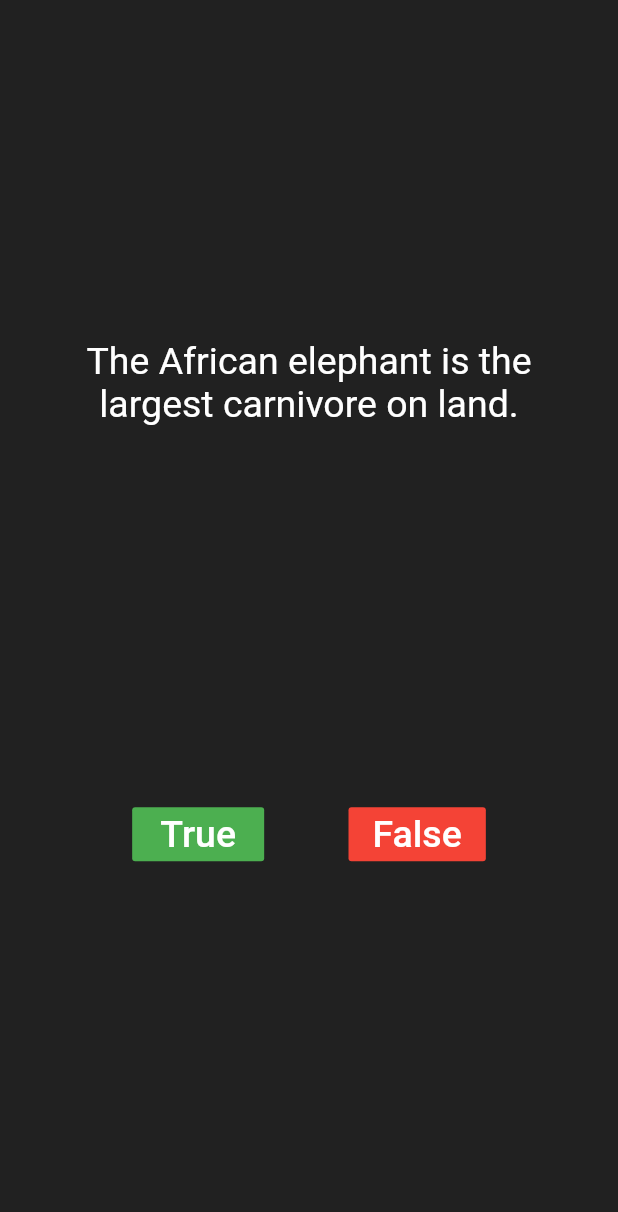
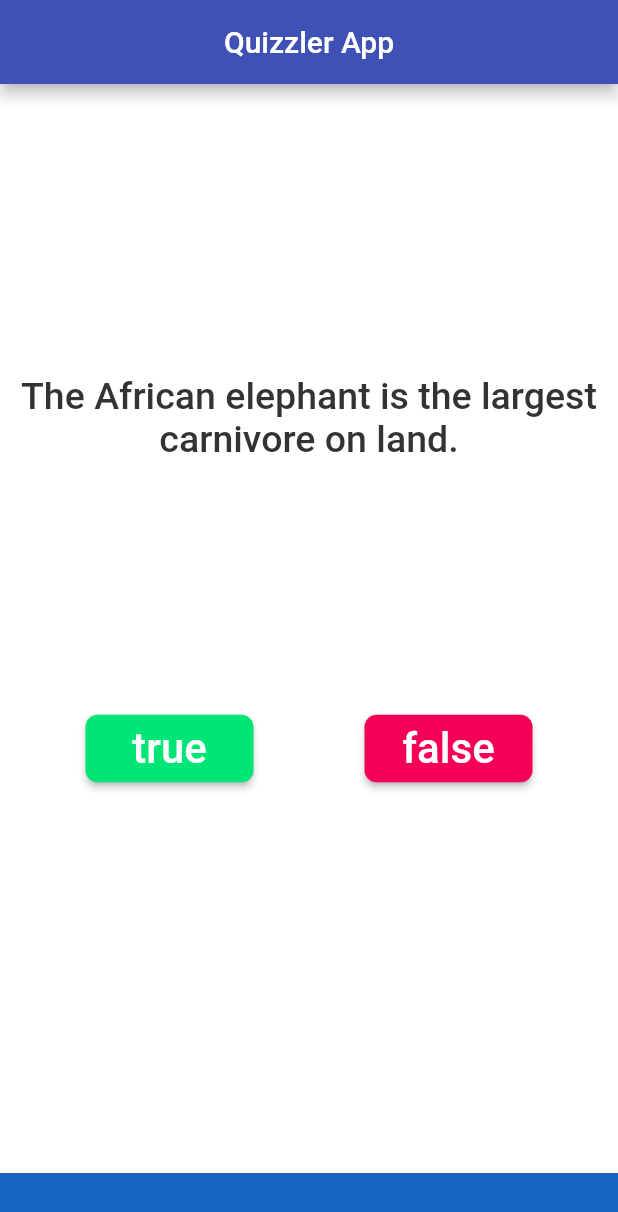
Before and after one commit to HamzaMihfad/quizzller_flutter, a Flutter app: the screen it shows after launch, on a phone screen of 412 x 824 dp. Shown: the top 1212 px of the screen. Run offline on Flutter 3.47's test engine with Material 2 defaults, Android fonts, the phone set to English and light mode, and no system bars; our stand-ins replace audioplayers.

Commit message:
using classes, ui

```diff
--- a/lib/main.dart
+++ b/lib/main.dart
@@ -1,5 +1,10 @@
+import 'package:audioplayers/audio_cache.dart';
+import 'package:audioplayers/audioplayers.dart';
 import 'package:flutter/material.dart';
-import 'question.dart';
+
+import 'quiz_brain.dart';
+
+QuizBrain quizBrain = QuizBrain();
 
 void main() => runApp(Quizzler());
 
@@ -8,7 +13,12 @@ class Quizzler extends StatelessWidget {
   Widget build(BuildContext context) {
     return MaterialApp(
       home: Scaffold(
-        backgroundColor: Colors.grey.shade900,
+        appBar: AppBar(
+          backgroundColor: Color(0xff3F51B5),
+          title: Text('Quizzler App'),
+          centerTitle: true,
+        ),
+        backgroundColor: Colors.white,
         body: SafeArea(
           child: QuizPage(),
         ),
@@ -17,103 +27,152 @@ class Quizzler extends StatelessWidget {
   }
 }
 
-
 class QuizPage extends StatefulWidget {
   @override
   _QuizPageState createState() => _QuizPageState();
 }
 
 class _QuizPageState extends State<QuizPage> {
+  play(audioPlayer, audioCache, audioFile) async {
+    if (audioPlayer == null)
+      audioPlayer = await audioCache.play('audios/$audioFile');
+    else
+      await audioPlayer.resume();
+  }
 
   List<Icon> userResults = [];
   int score = 0;
+  int index = 0;
 
-  List<Question> questions = [
-    Question(q: 'The African elephant is the largest carnivore on land.', a: false),
-    Question(q: '\'A\' is the most common letter used in the English language.', a: false),
-    Question(q: 'Australia is wider than the moon.', a: true),
-    Question(q: 'Alaska is the biggest American state in square miles.', a: true),
-    Question(q: 'There are five different blood groups.', a: false),
-    Question(q: 'The river Seine in Paris is longer than the river Thames in London.', a: true),
-    Question(q: 'Monaco is the smallest country in the world.', a: false),
-  ];
+  void handleAnswer(bool answer) {
+    AudioPlayer audioPlayer;
+    final audioCache = AudioCache();
 
-  Question a1;
-
-  void handleAnswer(bool answer){
     setState(() {
       userResults.add(
         Icon(
-            Icons.check,
-            color: (answer == questions[userResults.length].answer ? Colors.green : Colors.red),
+          (answer == quizBrain.getAnswer(index) ? Icons.check : Icons.close),
+          color: (answer == quizBrain.getAnswer(index)
+              ? Color(0xff00e676)
+              : Colors.red),
+          size: 40,
         ),
       );
-        if(answer == questions[userResults.length - 1].answer)
+      if (answer == quizBrain.getAnswer(index)) {
+        this.play(audioPlayer, audioCache, 'correct.wav');
         score++;
+      } else
+        this.play(audioPlayer, audioCache, 'wrong.mp3');
+      index++;
     });
   }
 
   @override
   Widget build(BuildContext context) {
     return Container(
-      padding: EdgeInsets.all(20),
       child: Column(
         mainAxisAlignment: MainAxisAlignment.spaceBetween,
         crossAxisAlignment: CrossAxisAlignment.stretch,
         children: [
           Container(
-            margin: EdgeInsets.only(top: MediaQuery.of(context).size.height * 0.25),
+            margin: EdgeInsets.only(
+                top: MediaQuery.of(context).size.height * 0.20,
+                right: 12,
+                left: 12),
             height: MediaQuery.of(context).size.height * 0.14,
             //color: Colors.blue,
+            child: Center(
               child: Text(
-            (userResults.length<7) ? questions[userResults.length].question : 'Your Score is: $score/7',
+                (index < 7)
+                    ? quizBrain.getQuestionText(index)
+                    : 'Your Score is: $score/7',
                 textAlign: TextAlign.center,
                 style: TextStyle(
-                color: Colors.white,
                   fontSize: 25.0,
+                  fontWeight: FontWeight.w500,
+                  color: Color(0xff333333),
                 ),
               ),
             ),
-          if(userResults.length<7)
+          ),
+          if (index < 7)
             Container(
-            margin: EdgeInsets.symmetric(horizontal: 40),
+              margin: EdgeInsets.symmetric(horizontal: 20),
+              child: Container(
+                margin: EdgeInsets.only(bottom: 120),
                 child: Row(
                   mainAxisAlignment: MainAxisAlignment.spaceAround,
                   children: [
-                FlatButton(
-                  color: Colors.green,
+                    RaisedButton(
+                      color: Color(0xff00e676),
+                      child: SizedBox(
+                        width: 80,
+                        height: 45,
+                        child: Center(
                           child: Text(
-                    'True',
+                            'true',
                             style: TextStyle(
                               color: Colors.white,
-                      fontSize: 25.0,
+                              fontSize: 28.0,
+                            ),
+                          ),
                         ),
                       ),
                       onPressed: () {
-                    if(userResults.length<7)
-                      handleAnswer(true);
+                        if (index < 7) handleAnswer(true);
                       },
+                      shape: RoundedRectangleBorder(
+                        borderRadius: BorderRadius.circular(8.0),
                       ),
-                FlatButton(
-                  color: Colors.red,
+                    ),
+                    RaisedButton(
+                      color: Color(0xfff50057),
+                      child: SizedBox(
+                        width: 80,
+                        height: 45,
+                        child: Center(
                           child: Text(
-                    'False',
+                            'false',
                             style: TextStyle(
                               color: Colors.white,
-                      fontSize: 25.0,
+                              fontSize: 28.0,
+                            ),
+                          ),
                         ),
                       ),
                       onPressed: () {
-                    if(userResults.length<7)
-                      handleAnswer(false);
+                        if (index < 7) handleAnswer(false);
                       },
+                      shape: RoundedRectangleBorder(
+                        borderRadius: BorderRadius.circular(8.0),
+                      ),
                     ),
                   ],
                 ),
               ),
+            )
+          else
             Container(
-            height: MediaQuery.of(context).size.height * 0.04,
-            //color: Colors.blue,
+              margin: EdgeInsets.only(bottom: 150),
+              child: FlatButton(
+                onPressed: () {
+                  setState(() {
+                    userResults = [];
+                    score = 0;
+                    index = 0;
+                  });
+                },
+                child: Icon(
+                  Icons.replay,
+                  color: Color(0xff00e676),
+                  size: 60,
+                ),
+              ),
+            ),
+          Container(
+            height: 42,
+            color: Colors.blue.shade800,
+            width: MediaQuery.of(context).size.width * 2,
             child: Row(
               children: userResults,
             ),
--- a/lib/question.dart
+++ b/lib/question.dart
@@ -2,8 +2,5 @@ class Question {
   String question;
   bool answer;
 
-  Question ({String q, bool a}){
-    question = q;
-    answer = a;
-  }
+  Question(this.question, this.answer);
 }
--- a/pubspec.yaml
+++ b/pubspec.yaml
@@ -32,6 +32,7 @@ dependencies:
 dev_dependencies:
   flutter_test:
     sdk: flutter
+  audioplayers: ^0.15.1
 
 # For information on the generic Dart part of this file, see the
 # following page: https://dart.dev/tools/pub/pubspec
@@ -48,6 +49,8 @@ flutter:
   # assets:
   #   - images/a_dot_burr.jpeg
   #   - images/a_dot_ham.jpeg
+  assets:
+    - assets/audios/
 
   # An image asset can refer to one or more resolution-specific "variants", see
   # https://flutter.dev/assets-and-images/#resolution-aware.
```
Also changed, not shown: lib/quiz_brain.dart (added, +21 -0 lines), pubspec.lock, 2 other files. Lines whose indentation alone changed are shown as unchanged.
